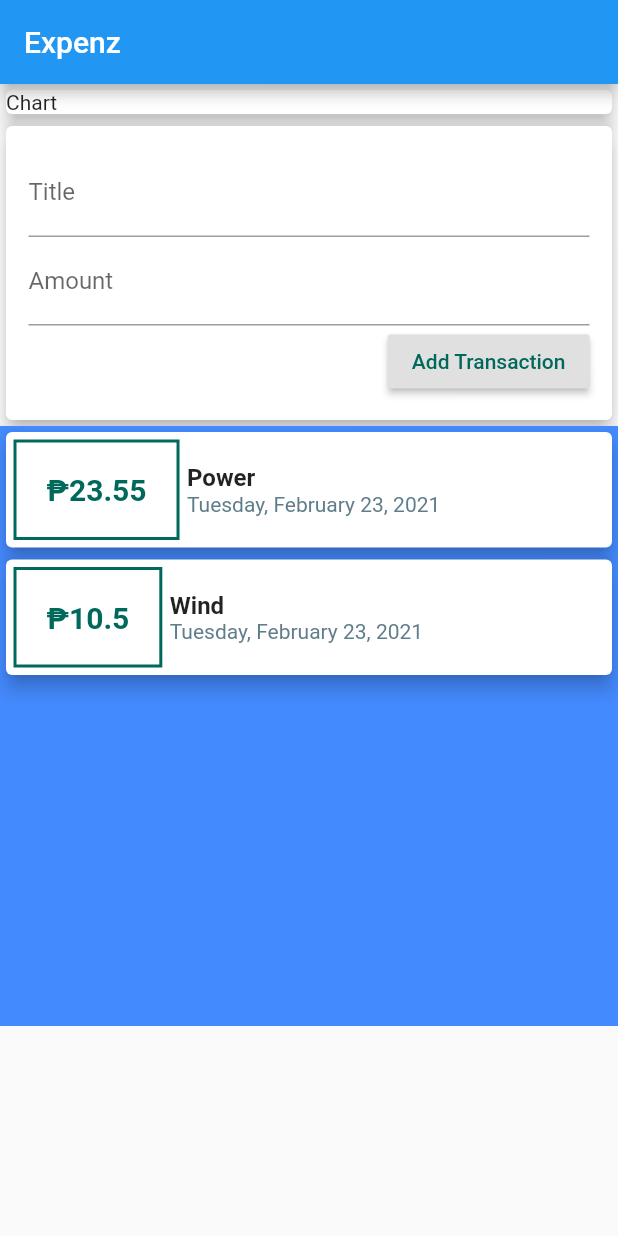
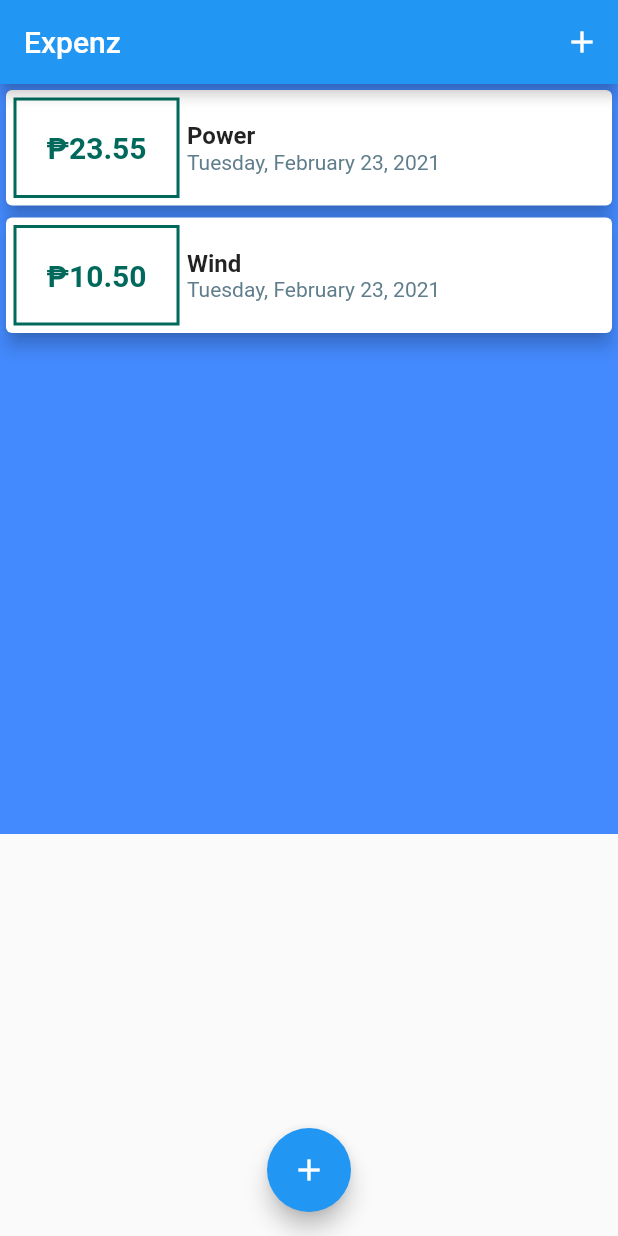
Before and after one commit to EleaFederio/expensesApp, a Flutter app: the screen it shows after launch, on a phone screen of 412 x 824 dp. Run offline on Flutter 3.47's test engine with Material 2 defaults, Android fonts, the phone set to English and light mode, and no system bars.

Commit message:
floating buttom modal new transaction

```diff
--- a/lib/main.dart
+++ b/lib/main.dart
@@ -1,5 +1,7 @@
 import 'package:flutter/material.dart';
-import 'package:personalexpences/widgets/user_transaction.dart';
+import 'package:personalexpences/models/transaction.dart';
+import 'package:personalexpences/widgets/new_transaction.dart';
+import 'package:personalexpences/widgets/transaction_list.dart';
 
 void main() {
   runApp(MyApp());
@@ -19,18 +21,67 @@ class MyApp extends StatelessWidget {
   }
 }
 
-class MyHomePage extends StatelessWidget {
+class MyHomePage extends StatefulWidget {
 
-  // String titleInput;
-  // String amountInput;
+  @override
+  _MyHomePageState createState() => _MyHomePageState();
+}
+
+class _MyHomePageState extends State<MyHomePage> {
+
+  final List<Transaction> _userTransactions = [
+    Transaction(id: 't1', title: 'Power', amount: 23.55, date: DateTime.now()),
+    Transaction(id: 't1', title: 'Wind', amount: 10.50, date: DateTime.now())
+  ];
+
+  void _addNewTransaction(String transactionTitle, double transactionAmount){
+    final newTransaction = Transaction(
+      title: transactionTitle,
+      amount: transactionAmount,
+      date: DateTime.now(),
+      id: DateTime.now().toString()
+    );
+    print('transaction title = ' +transactionTitle + ' ' + transactionAmount.toString());
+    setState(() {
+      _userTransactions.add(newTransaction);
+    });
+  }
+
+  void _startAddNewTransaction(BuildContext modalContext) {
+    showModalBottomSheet(
+      context: modalContext,
+      builder: (_){
+        // GestureDetector prevent from closing when pressed inside the new transaction widget
+        return GestureDetector(
+          // onTap: () { },
+          child: NewTransaction(_addNewTransaction),
+          // behavior: HitTestBehavior.opaque,
+        );
+      }
+    );
+  }
 
   @override
   Widget build(BuildContext context) {
     return Scaffold(
       appBar: AppBar(
-        title: Text('Expenz')
+        title: Text('Expenz'),
+        actions: <Widget>[
+          IconButton(
+            icon: Icon(Icons.add),
+            color: Colors.white,
+            onPressed: () => _startAddNewTransaction(context)
+          ),
+        ],
       ),
-      body: UserTransaction()
+      body: SingleChildScrollView(child: TransactionList(_userTransactions)),
+      floatingActionButtonLocation: FloatingActionButtonLocation.centerFloat,
+      floatingActionButton: FloatingActionButton(
+        child: Icon(
+          Icons.add,
+        ),
+        onPressed: () => _startAddNewTransaction(context)
+      ),
     );
   }
 }
--- a/lib/widgets/transaction_list.dart
+++ b/lib/widgets/transaction_list.dart
@@ -11,10 +11,10 @@ class TransactionList extends StatelessWidget {
   @override
   Widget build(BuildContext context) {
     return Container(
-      height: 400,
+      height: 500,
       color: Colors.blueAccent,
-      child: ListView(
-          children: transactions.map((transaction) {
+      child: ListView.builder(
+        itemBuilder: (context, item) {
           return Card(
             child: Row(
               children: <Widget>[
@@ -29,7 +29,8 @@ class TransactionList extends StatelessWidget {
                   padding: EdgeInsets.all(20.0),
                   child: Text(
                     // '₱ ' + transaction.amount.toString(),
-                      '₱${transaction.amount.toString()}',
+                    // show two decimal places
+                    '₱${transactions[item].amount.toStringAsFixed(2)}',
                     style: TextStyle(
                       fontWeight: FontWeight.bold,
                       fontSize: 20.0,
@@ -41,14 +42,14 @@ class TransactionList extends StatelessWidget {
                   crossAxisAlignment: CrossAxisAlignment.start,
                   children: <Widget>[
                     Text(
-                        transaction.title,
+                      transactions[item].title,
                       style: TextStyle(
                         fontWeight: FontWeight.bold,
                         fontSize: 16.0
                       ),
                     ),
                     Text(
-                        DateFormat.yMMMMEEEEd().format(transaction.date),
+                      DateFormat.yMMMMEEEEd().format(transactions[item].date),
                       style: TextStyle(
                         color: Colors.blueGrey[500]
                       ),
@@ -59,7 +60,8 @@ class TransactionList extends StatelessWidget {
             ),
             elevation: 5,
           );
-          }).toList(),
+        },
+        itemCount: transactions.length,
       ),
     );
   }
--- a/lib/widgets/user_transaction.dart
+++ /dev/null
@@ -1,51 +0,0 @@
-import 'package:flutter/material.dart';
-import 'package:personalexpences/models/transaction.dart';
-import 'package:personalexpences/widgets/new_transaction.dart';
-import 'package:personalexpences/widgets/transaction_list.dart';
-
-class UserTransaction extends StatefulWidget {
-  @override
-  _UserTransactionState createState() => _UserTransactionState();
-}
-
-class _UserTransactionState extends State<UserTransaction> {
-
-  final List<Transaction> _userTransactions = [
-    Transaction(id: 't1', title: 'Power', amount: 23.55, date: DateTime.now()),
-    Transaction(id: 't1', title: 'Wind', amount: 10.50, date: DateTime.now())
-  ];
-
-  void _addNewTransaction(String transactionTitle, double transactionAmount){
-    final newTransaction = Transaction(
-      title: transactionTitle,
-      amount: transactionAmount,
-      date: DateTime.now(),
-      id: DateTime.now().toString()
-    );
-    print('transaction title = ' +transactionTitle + ' ' + transactionAmount.toString());
-    setState(() {
-      _userTransactions.add(newTransaction);
-    });
-  }
-
-  @override
-  Widget build(BuildContext context) {
-    return Column(
-      // mainAxisAlignment: MainAxisAlignment.spaceEvenly,
-      crossAxisAlignment: CrossAxisAlignment.center,
-      children: <Widget>[
-        Container(
-          width: double.infinity,
-          child: Card(
-            child: Text('Chart'),
-            elevation: 5,
-          ),
-        ),
-        NewTransaction(_addNewTransaction),
-        TransactionList(_userTransactions)
-        // ******************************** //
-
-      ]
-    );
-  }
-}
```
Also changed, not shown: lib/widgets/new_transaction.dart (+23 -9 lines). Lines whose indentation alone changed are shown as unchanged.
